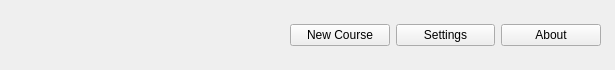
Old version of the form src/gui/header.ui in the repository tombranfield/spaced_repeating_vocabulary.
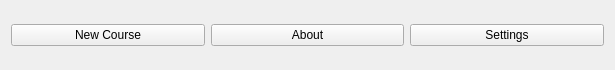
New version of the form.

Commit message: Created spaced_repeater.py and added header to it as a widget

```diff
--- a/src/gui/header.ui
+++ b/src/gui/header.ui
@@ -13,16 +13,9 @@
   <property name="windowTitle">
    <string>Form</string>
   </property>
-  <widget class="QWidget" name="horizontalLayoutWidget">
-   <property name="geometry">
-    <rect>
-     <x>290</x>
-     <y>10</y>
-     <width>311</width>
-     <height>51</height>
-    </rect>
-   </property>
-   <layout class="QHBoxLayout" name="horizontalLayout">
+  <layout class="QHBoxLayout" name="horizontalLayout_2">
+   <item>
+    <layout class="QHBoxLayout" name="horizontalLayout" stretch="0,0,0">
     <item>
      <widget class="QPushButton" name="new_course_button">
       <property name="text">
@@ -30,6 +23,13 @@
       </property>
      </widget>
     </item>
+     <item>
+      <widget class="QPushButton" name="about_button">
+       <property name="text">
+        <string>About</string>
+       </property>
+      </widget>
+     </item>
     <item>
      <widget class="QPushButton" name="settings_button">
       <property name="text">
@@ -37,15 +37,9 @@
       </property>
      </widget>
     </item>
-    <item>
-     <widget class="QPushButton" name="about_window">
-      <property name="text">
-       <string>About</string>
-      </property>
-     </widget>
-    </item>
-   </layout>
-  </widget>
+    </layout>
+   </item>
+  </layout>
  </widget>
  <resources/>
  <connections/>
```
Lines whose indentation alone changed are shown as unchanged. The commit also changes 2 other files.
